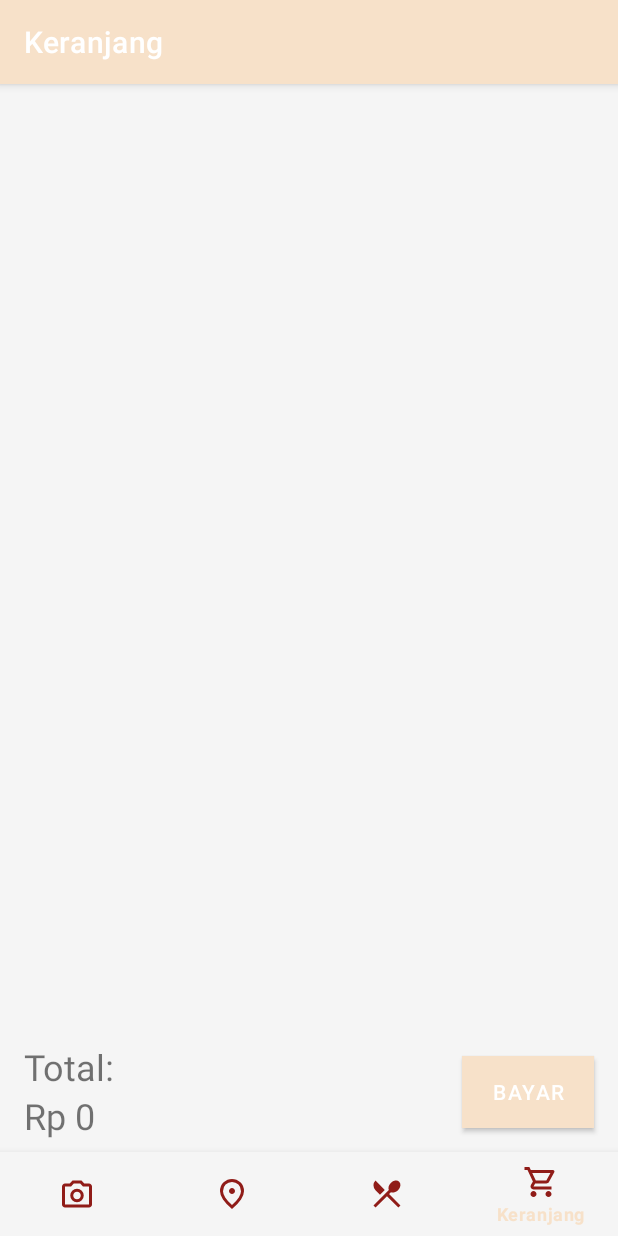
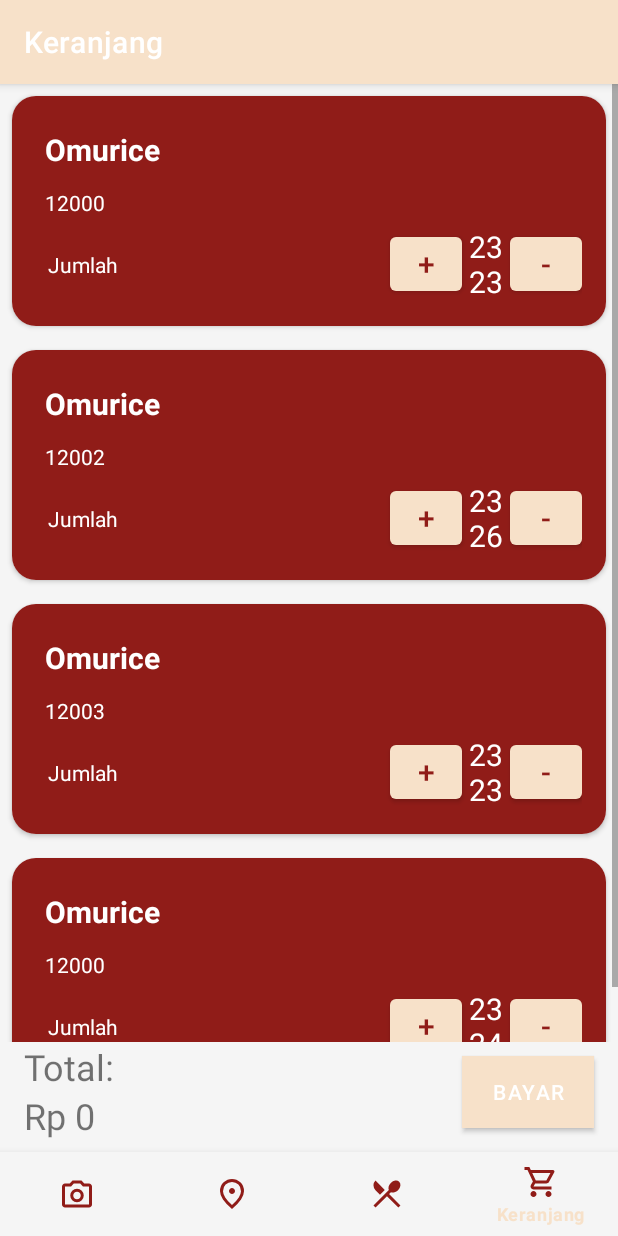
Before and after one commit to IloveNooodles/Majika, an Android app: the KeranjangFragment screen opened through its navigation route, on a phone screen of 412 x 824 dp. Run offline under Robolectric (Android 15) with nearby library versions, the phone set to English and light mode, and no system bars; our stand-ins replace navigation-ui; 2 statements that could not run were skipped.

Commit message:
feat: adapter for keranjang

```diff
--- /dev/null
+++ b/app/src/main/java/com/dba/majika/adapters/KeranjangAdapter.kt
@@ -0,0 +1,39 @@
+package com.dba.majika.adapters
+
+import android.view.LayoutInflater
+import android.view.ViewGroup
+import androidx.recyclerview.widget.RecyclerView
+import com.dba.majika.databinding.ListKeranjangBinding
+import com.dba.majika.models.keranjang.KeranjangItem
+
+class KeranjangAdapter(private val list: List<KeranjangItem>) :
+    RecyclerView.Adapter<KeranjangAdapter.KeranjangViewHolder>() {
+
+    inner class KeranjangViewHolder(private val binding: ListKeranjangBinding) :
+        RecyclerView.ViewHolder(binding.root) {
+        fun bind(item: KeranjangItem) {
+            with(this.binding) {
+                keranjangCardTitle.text = item.name
+                keranjangCardPrice.text = item.price.toString()
+                keranjangItemCount.text = item.total.toString()
+            }
+        }
+
+    }
+
+    override fun onCreateViewHolder(parent: ViewGroup, viewType: Int): KeranjangViewHolder {
+        val adapterLayout =
+            ListKeranjangBinding.inflate(LayoutInflater.from(parent.context), parent, false)
+        return KeranjangViewHolder(adapterLayout)
+    }
+
+    override fun onBindViewHolder(holder: KeranjangViewHolder, position: Int) {
+        val item = list[position]
+        holder.bind(item)
+    }
+
+    override fun getItemCount(): Int {
+        return list.size
+    }
+
+}
--- /dev/null
+++ b/app/src/main/java/com/dba/majika/data/KeranjangDataSource.kt
@@ -0,0 +1,17 @@
+package com.dba.majika.data
+
+import com.dba.majika.models.keranjang.KeranjangItem
+
+class KeranjangDataSource {
+    companion object {
+        fun loadMenu(): List<KeranjangItem> {
+            return listOf<KeranjangItem>(
+                KeranjangItem("Omurice", 12000, 2323),
+                KeranjangItem("Omurice", 12002, 2326),
+                KeranjangItem("Omurice", 12003, 2323),
+                KeranjangItem("Omurice", 12000, 2324)
+            )
+        }
+    }
+
+}
--- /dev/null
+++ b/app/src/main/java/com/dba/majika/models/keranjang/KeranjangItem.kt
@@ -0,0 +1,12 @@
+package com.dba.majika.models.keranjang
+
+import com.google.gson.annotations.SerializedName
+
+data class KeranjangItem(
+    @SerializedName("name")
+    val name: String,
+    @SerializedName("price")
+    val price: Int,
+    @SerializedName("total")
+    val total: Int
+)
--- a/app/src/main/java/com/dba/majika/ui/keranjang/KeranjangFragment.kt
+++ b/app/src/main/java/com/dba/majika/ui/keranjang/KeranjangFragment.kt
@@ -5,6 +5,9 @@ import android.view.LayoutInflater
 import android.view.View
 import android.view.ViewGroup
 import androidx.fragment.app.Fragment
+import androidx.recyclerview.widget.LinearLayoutManager
+import com.dba.majika.adapters.KeranjangAdapter
+import com.dba.majika.data.KeranjangDataSource
 import com.dba.majika.databinding.FragmentKeranjangBinding
 
 class KeranjangFragment : Fragment() {
@@ -25,6 +28,10 @@ class KeranjangFragment : Fragment() {
     ): View? {
         _binding = FragmentKeranjangBinding.inflate(inflater, container, false)
         val root: View = binding.root
+        val recylerView = binding.keranjangRecyclerView
+        recylerView.layoutManager = LinearLayoutManager(activity)
+        val data = KeranjangDataSource.loadMenu()
+        recylerView.adapter = KeranjangAdapter(data)
 
         return root
     }
--- a/app/src/main/res/layout/list_keranjang.xml
+++ b/app/src/main/res/layout/list_keranjang.xml
@@ -26,28 +26,21 @@
             android:textColor="@color/white"
             android:textSize="20sp"
             android:textStyle="bold"
-            tools:text="Cabang Ganesa" />
+            tools:text="Makanan 1" />
 
         <TextView
-            android:id="@+id/keranjang_card_address"
+            android:id="@+id/keranjang_card_price"
             android:layout_width="match_parent"
             android:layout_height="wrap_content"
             android:layout_margin="6dp"
             android:textColor="@color/white"
-            tools:text="Jl. Ganesa No. 10, Bandung" />
-
-        <TextView
-            android:id="@+id/keranjang_card_phone"
-            android:layout_width="match_parent"
-            android:layout_height="wrap_content"
-            android:layout_margin="6dp"
-            android:textColor="@color/white"
-            tools:text="(021) 45672345" />
+            tools:text="Rp 50.000" />
 
         <androidx.constraintlayout.widget.ConstraintLayout
             android:id="@+id/keranjang_button_constraint_layout"
             android:layout_width="match_parent"
             android:layout_height="0dp"
+            android:layout_marginLeft="@dimen/dp_small"
             android:layout_weight="0.2"
             android:orientation="horizontal">
 
@@ -82,7 +75,8 @@
                 android:textSize="20sp"
                 app:layout_constraintBottom_toBottomOf="parent"
                 app:layout_constraintEnd_toStartOf="@id/keranjang_reduce_item_button"
-                app:layout_constraintTop_toTopOf="parent" />
+                app:layout_constraintTop_toTopOf="parent"
+                tools:text="0" />
 
             <Button
                 android:id="@+id/keranjang_add_item_button"
```
Also changed, not shown: app/src/main/java/com/dba/majika/models/keranjang/Keranjang.kt (added, +10 -0 lines), app/src/main/res/layout-sw600dp/fragment_pembayaran.xml (deleted, +0 -72 lines).
